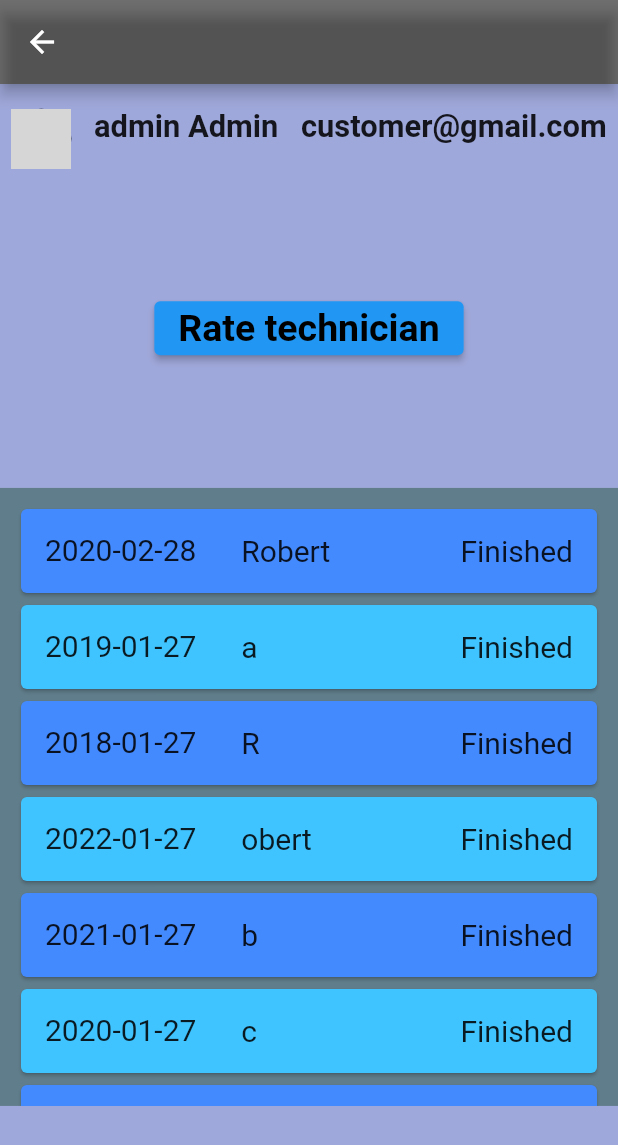
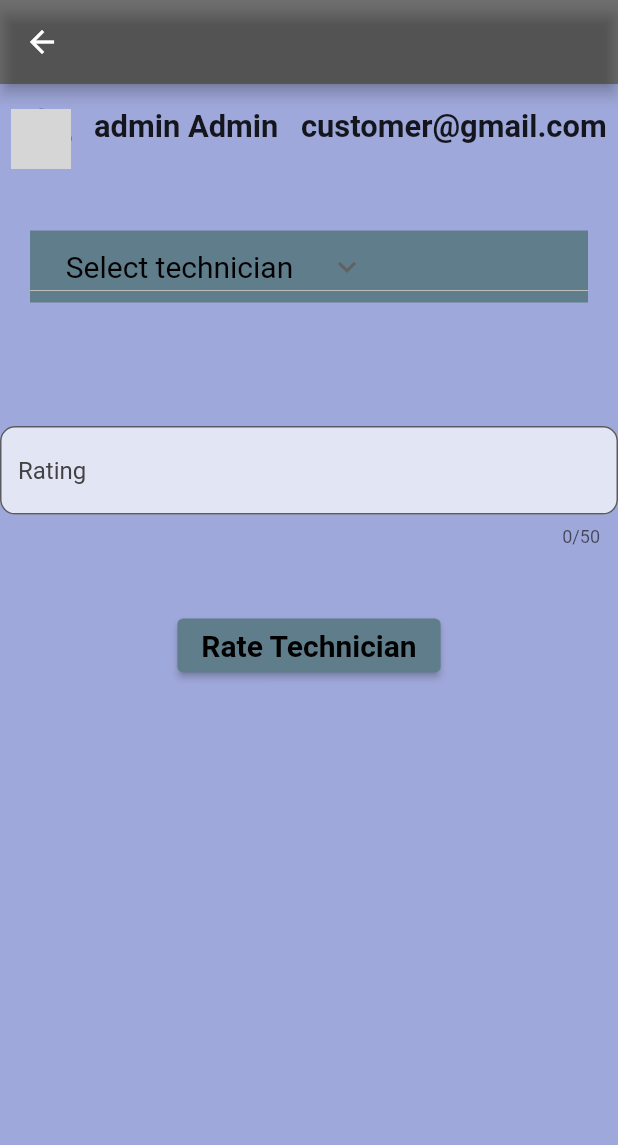
Before and after one commit to FedorViest/MTAA_frontend, a Flutter app: the MyOrdersScreen screen opened directly, after a tap on "Rate technician", on a phone screen of 412 x 824 dp. Shown: the top 1145 px of the screen. Run offline on Flutter 3.47's test engine with Material 2 defaults, Android fonts, the phone set to English and light mode, and no system bars; drawn by our look-alikes of dropdown_button2; grey boxes are pictures that could not be loaded.

Commit message:
Finish screen for rating employees

```diff
--- a/lib/Screens/my_orders.dart
+++ b/lib/Screens/my_orders.dart
@@ -1,5 +1,6 @@
 import 'package:flutter/material.dart';
 import 'package:dropdown_button2/dropdown_button2.dart';
+import 'package:frontend/Screens/rate_technician.dart';
 
 
 import 'customer.dart';
@@ -57,7 +58,9 @@ class MyOrdersScreen extends StatelessWidget {
                 children: [
                   SizedBox(height: size.height * 0.1),
                   ElevatedButton(
-                      onPressed: () {},
+                      onPressed: () {
+                        Navigator.of(context).push(MaterialPageRoute(builder: (context) => RateTechnicianScreen()));
+                      },
                       child: const Text(
                         "Rate technician",
                         style: TextStyle(
@@ -69,7 +72,7 @@ class MyOrdersScreen extends StatelessWidget {
                   ),
                   SizedBox(height: size.height * 0.1),
                   Container(
-                    decoration: BoxDecoration(
+                    decoration: const BoxDecoration(
                       color: Colors.blueGrey,
                     ),
                     child:SizedBox(
--- a/lib/Screens/order_repair.dart
+++ b/lib/Screens/order_repair.dart
@@ -32,6 +32,8 @@ class _OrderRepairScreenState extends State<OrderRepairScreen>{
       ),
       body: SingleChildScrollView(
       child: Container(
+        color: Colors.indigo[200],
+        height: size.height,
         child: Column(
           children: [
             Profile(),
@@ -81,6 +83,8 @@ class _OrderRepairScreenState extends State<OrderRepairScreen>{
                 SizedBox(height: size.height * 0.1),
                 TextField(
                   maxLength: 50,
+                  keyboardType: TextInputType.multiline,
+                  maxLines: null,
                   decoration: InputDecoration(
                       border: OutlineInputBorder(
                         borderRadius: BorderRadius.circular(10.0),
--- /dev/null
+++ b/lib/Screens/rate_technician.dart
@@ -0,0 +1,126 @@
+import 'package:flutter/material.dart';
+import 'package:dropdown_button2/dropdown_button2.dart';
+
+
+import 'customer.dart';
+import 'profile.dart';
+
+class RateTechnicianScreen extends StatefulWidget {
+  @override
+  _RateTechnicianScreenState createState() => _RateTechnicianScreenState();
+}
+
+class Employee{
+  String email;
+
+  Employee(this.email);
+}
+
+class _RateTechnicianScreenState extends State<RateTechnicianScreen>{
+  String? _dropDownValue;
+
+  List<String> emails = [
+    "employee@gmail.com",
+    "employee1@gmail.com",
+    "employee2@gmail.com",
+    "employee3@gmail.com",
+    "employee4@gmail.com",
+  ];
+
+  Widget build(BuildContext context) {
+    Size size = MediaQuery
+        .of(context)
+        .size;
+
+    return Scaffold(
+      appBar: AppBar(
+        backgroundColor: Colors.black54,
+      ),
+      body: SingleChildScrollView(
+        child: Container(
+          color: Colors.indigo[200],
+          height: size.height,
+          child: Column(
+            children: [
+              Profile(),
+              Column(
+                mainAxisAlignment: MainAxisAlignment.start,
+                crossAxisAlignment: CrossAxisAlignment.center,
+                children: [
+                  SizedBox(height: size.height * 0.05),
+                  Container(
+                    margin: EdgeInsets.only(left: 20, right: 20),
+                    decoration: const BoxDecoration(
+                      color: Colors.blueGrey,
+                    ),
+                    child:SizedBox(
+                    width: size.width,
+                    child:
+                        Flexible(
+                          child:  DropdownButton2(
+                            alignment: Alignment.center,
+                            icon: const Icon(Icons.keyboard_arrow_down),
+                            items: emails.map((String items){
+                              return DropdownMenuItem<String>(
+                                value: items,
+                                child: Text(items),
+                              );
+                            }).toList(),
+                            hint: const Text(
+                              "Select technician",
+                              style: TextStyle(
+                                color: Colors.black,
+                                fontSize: 20,
+                              ),
+                            ),
+                            value: _dropDownValue,
+                            onChanged: (value){
+                              setState((){
+                                _dropDownValue = value as String;
+                              }
+                              );
+                            },
+                          ),
+                        ),
+                  ),
+                  ),
+                  SizedBox(height: size.height * 0.1),
+                  TextField(
+                    maxLength: 50,
+                    keyboardType: TextInputType.multiline,
+                    maxLines: null,
+                    decoration: InputDecoration(
+                        border: OutlineInputBorder(
+                          borderRadius: BorderRadius.circular(10.0),
+                        ),
+                        hintStyle: TextStyle(color: Colors.grey[800]),
+                        hintText: "Rating",
+                        filled: true,
+                        fillColor: Colors.white70),
+                  ),
+                  SizedBox(height: size.height * 0.05),
+                  ElevatedButton(
+                    onPressed: () {
+                      Navigator.of(context).push(MaterialPageRoute(builder: (context) => CustomerScreen()));
+                    },
+                    style: ButtonStyle(
+                      backgroundColor: MaterialStateProperty.all(Colors.blueGrey),
+                    ),
+                    child: const Text(
+                      "Rate Technician",
+                      style: TextStyle(
+                        fontWeight: FontWeight.bold,
+                        fontSize: 20,
+                        color: Colors.black,
+                      ),
+                    ),
+                  ),
+                ],
+              ),
+            ],
+          ),
+        ),
+      ),
+    );
+  }
+}
```
